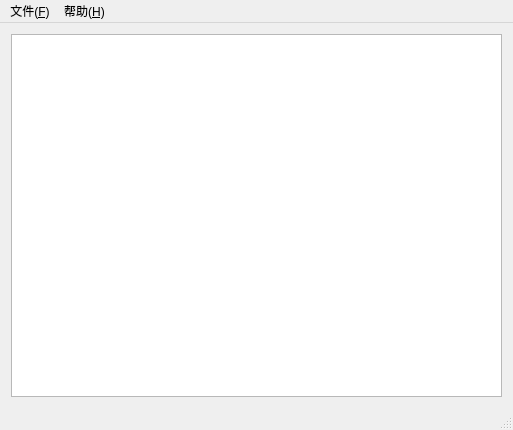
Above: updateDemo/mainwindow.ui from guhanjie/streetcar before the change. Below: the same form after it.
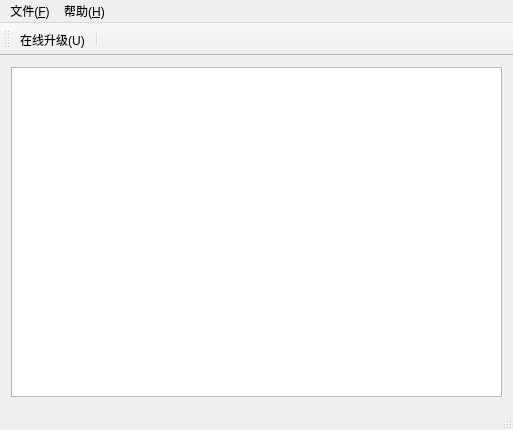
That is the form after the change. Icons and pictures are not drawn.

The edit to the form file:
```diff
--- a/updateDemo/mainwindow.ui
+++ b/updateDemo/mainwindow.ui
@@ -65,6 +65,22 @@
     <string/>
    </property>
   </widget>
+  <widget class="QToolBar" name="toolBar">
+   <property name="windowTitle">
+    <string>toolBar</string>
+   </property>
+   <property name="toolButtonStyle">
+    <enum>Qt::ToolButtonTextUnderIcon</enum>
+   </property>
+   <attribute name="toolBarArea">
+    <enum>TopToolBarArea</enum>
+   </attribute>
+   <attribute name="toolBarBreak">
+    <bool>false</bool>
+   </attribute>
+   <addaction name="action_U"/>
+   <addaction name="separator"/>
+  </widget>
   <action name="action_O">
    <property name="enabled">
     <bool>true</bool>
```
Left out of the diff: 8 changed lines with no effect on the pictures.
